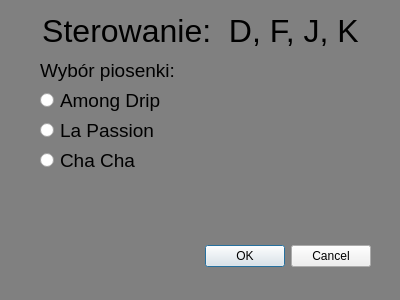
Mthw40/test1, file songselect.ui: the form before one commit.
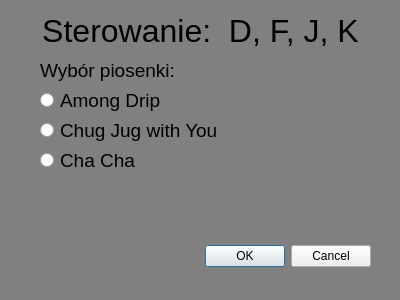
The form after the commit. Icons and pictures are not drawn.

```diff
--- a/songselect.ui
+++ b/songselect.ui
@@ -111,7 +111,7 @@
     <rect>
      <x>40</x>
      <y>120</y>
-     <width>141</width>
+     <width>201</width>
      <height>21</height>
     </rect>
    </property>
@@ -121,7 +121,7 @@
     </font>
    </property>
    <property name="text">
-    <string>La Passion</string>
+    <string>Chug Jug with You</string>
    </property>
   </widget>
   <widget class="QRadioButton" name="option3">
```
